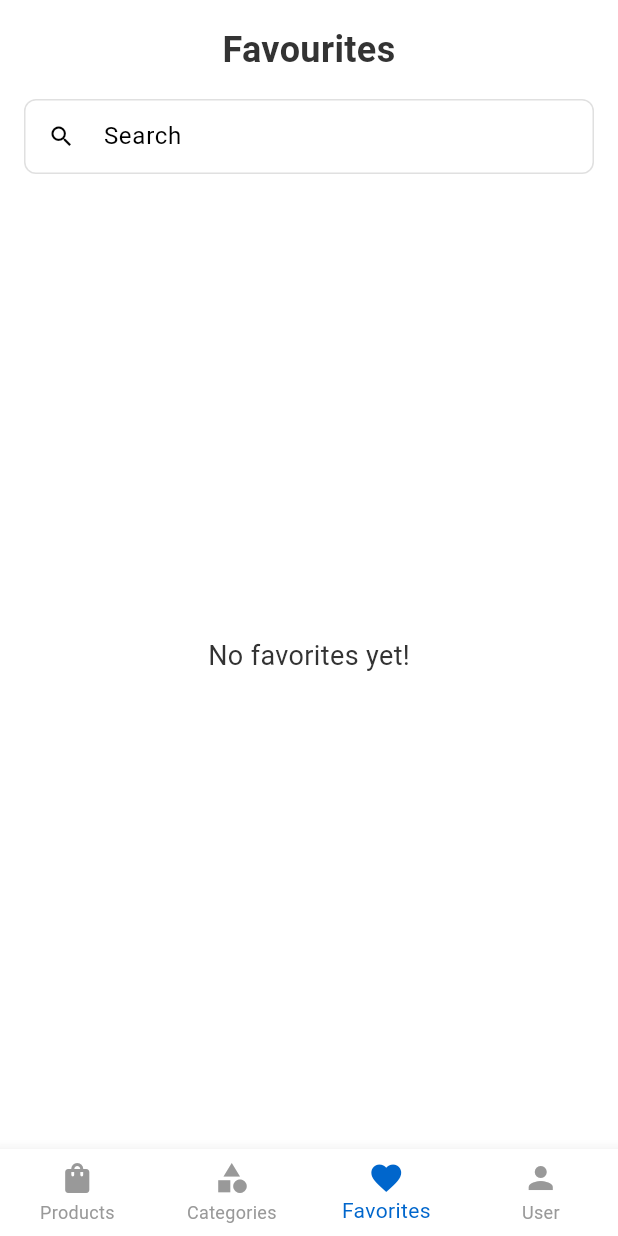
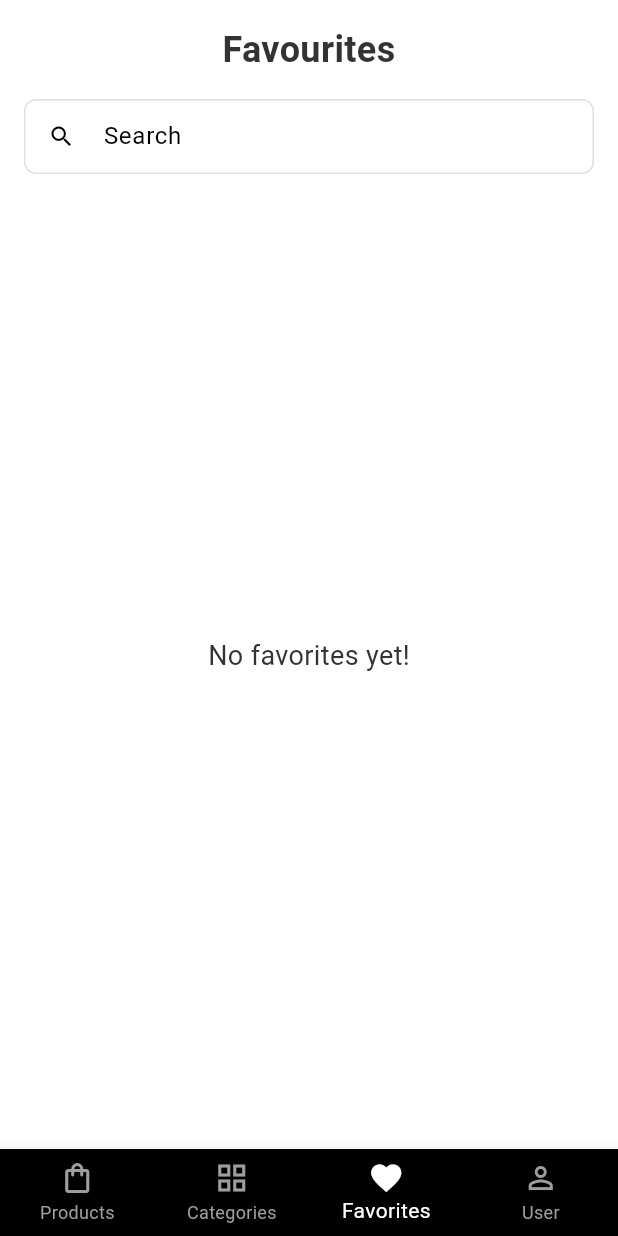
Before and after one commit to naeemahmedpnl/mystore, a Flutter app: the screen it shows after launch, item 3 of the bottom bar chosen, on a phone screen of 412 x 824 dp. Run offline on Flutter 3.47's test engine with Material 3 defaults, Android fonts, the phone set to English and light mode, and no system bars; network calls fail.

Commit message:
code pushed

```diff
--- a/lib/ui/views/categories/products_by_category_screen.dart
+++ b/lib/ui/views/categories/products_by_category_screen.dart
@@ -85,7 +85,7 @@ class _ProductsByCategoryScreenState extends State<ProductsByCategoryScreen> {
                 child: TextField(
                   controller: _searchController,
                   decoration: InputDecoration(
-                    hintText: 'Apple',
+                    hintText: 'Search products',
                     prefixIcon: const Icon(Icons.search),
                     border: InputBorder.none,
                     contentPadding: const EdgeInsets.symmetric(vertical: 12),
--- a/lib/ui/views/home/home_screen.dart
+++ b/lib/ui/views/home/home_screen.dart
@@ -1,3 +1,64 @@
+// import 'package:flutter/material.dart';
+// import '../products/products_screen.dart';
+// import '../categories/categories_screen.dart';
+// import '../favorites/favorites_screen.dart';
+// import '../user/user_screen.dart';
+
+// class HomeScreen extends StatefulWidget {
+//   const HomeScreen({super.key});
+
+//   @override
+//   State<HomeScreen> createState() => _HomeScreenState();
+// }
+
+// class _HomeScreenState extends State<HomeScreen> {
+//   int _selectedIndex = 0;
+
+//   static const List<Widget> _screens = [
+//     ProductsScreen(),
+//     CategoriesScreen(),
+//     FavoritesScreen(),
+//     UserScreen(),
+//   ];
+
+//   void _onItemTapped(int index) {
+//     setState(() {
+//       _selectedIndex = index;
+//     });
+//   }
+
+//   @override
+//   Widget build(BuildContext context) {
+//     return Scaffold(
+//       body: _screens[_selectedIndex],
+//       bottomNavigationBar: BottomNavigationBar(
+//         items: const <BottomNavigationBarItem>[
+//           BottomNavigationBarItem(
+//             icon: Icon(Icons.shopping_bag),
+//             label: 'Products',
+//           ),
+//           BottomNavigationBarItem(
+//             icon: Icon(Icons.category),
+//             label: 'Categories',
+//           ),
+//           BottomNavigationBarItem(
+//             icon: Icon(Icons.favorite),
+//             label: 'Favorites',
+//           ),
+//           BottomNavigationBarItem(
+//             icon: Icon(Icons.person),
+//             label: 'User',
+//           ),
+//         ],
+//         currentIndex: _selectedIndex,
+//         onTap: _onItemTapped,
+//       ),
+//     );
+//   }
+// }
+
+
+
 import 'package:flutter/material.dart';
 import '../products/products_screen.dart';
 import '../categories/categories_screen.dart';
@@ -5,7 +66,7 @@ import '../favorites/favorites_screen.dart';
 import '../user/user_screen.dart';
 
 class HomeScreen extends StatefulWidget {
-  const HomeScreen({super.key});
+  const HomeScreen({Key? key}) : super(key: key);
 
   @override
   State<HomeScreen> createState() => _HomeScreenState();
@@ -34,23 +95,31 @@ class _HomeScreenState extends State<HomeScreen> {
       bottomNavigationBar: BottomNavigationBar(
         items: const <BottomNavigationBarItem>[
           BottomNavigationBarItem(
-            icon: Icon(Icons.shopping_bag),
+            icon: Icon(Icons.shopping_bag_outlined),
+            activeIcon: Icon(Icons.shopping_bag),
             label: 'Products',
           ),
           BottomNavigationBarItem(
-            icon: Icon(Icons.category),
+            icon: Icon(Icons.grid_view_outlined),
+            activeIcon: Icon(Icons.grid_view),
             label: 'Categories',
           ),
           BottomNavigationBarItem(
-            icon: Icon(Icons.favorite),
+            icon: Icon(Icons.favorite_outline),
+            activeIcon: Icon(Icons.favorite),
             label: 'Favorites',
           ),
           BottomNavigationBarItem(
-            icon: Icon(Icons.person),
+            icon: Icon(Icons.person_outline),
+            activeIcon: Icon(Icons.person),
             label: 'User',
           ),
         ],
+        backgroundColor: Colors.black,
         currentIndex: _selectedIndex,
+        selectedItemColor: Colors.white,
+        unselectedItemColor: Colors.grey,
+        type: BottomNavigationBarType.fixed,
         onTap: _onItemTapped,
       ),
     );
```
